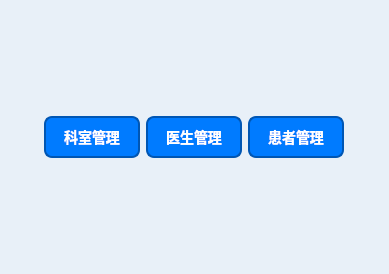
Old version of the form AppHospital/welcomeview.ui in the repository REI1208/Qt_work_code.
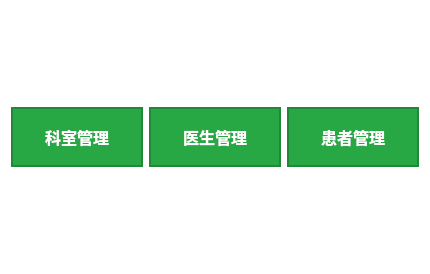
New version of the form.

```diff
--- a/AppHospital/welcomeview.ui
+++ b/AppHospital/welcomeview.ui
@@ -16,20 +16,18 @@
   <property name="styleSheet">
    <string notr="true">/* 整个窗口背景 */
 QWidget {
-    background-color: #E8F0F8; /* 浅蓝色背景，给人平静感 */
+    background-color: #FFFFFF; /* 白色背景，简洁清新 */
 }
 
 /* 按钮样式 */
 QPushButton {
-    background-color: #007BFF; /* 按钮背景颜色 */
-    color: white;  /* 按钮文字颜色 */
-    border: 2px solid #0056B3; /* 按钮边框 */
-    border-radius: 8px; /* 按钮圆角 */
-    font-size: 14px;  /* 字体大小调整为14px，避免按钮过大 */
+    background-color: #28A745; /* 绿色按钮 */
+    color: white;  /* 按钮文字颜色为白色 */
+    border: 2px solid #218838; /* 按钮边框颜色 */
+    font-size: 16px;  /* 字体大小 */
     padding: 8px 16px; /* 按钮内边距 */
-    min-width: 60px;  /* 最小宽度为100px */
-    min-height: 20px;  /* 最小高度为40px */
-    transition: background-color 0.3s, transform 0.1s; /* 添加平滑过渡效果 */
+    min-width: 96px;  /* 最小宽度 */
+    min-height: 40px;  /* 最小高度 */
 }
 
 /* 按钮悬停样式 */
@@ -44,16 +42,12 @@
     transform: scale(1); /* 按下时去掉放大效果 */
 }
 
-/* 按钮图标样式 */
+/* 按钮文字加粗 */
 QPushButton {
     text-align: center;
-    font-weight: bold;  /* 按钮文字加粗 */
+    font-weight: bold;
 }
 
-/* 按钮悬停时添加阴影 */
-QPushButton:hover {
-    box-shadow: 0px 5px 15px rgba(0, 0, 0, 0.1); /* 按钮悬停时加入柔和的阴影 */
-}
 
 /* 处理布局的间距 */
 QSpacerItem {
@@ -112,15 +106,6 @@
          <height>40</height>
         </size>
        </property>
-       <property name="sizeIncrement">
-        <size>
-         <width>50</width>
-         <height>50</height>
-        </size>
-       </property>
-       <property name="styleSheet">
-        <string notr="true"/>
-       </property>
        <property name="text">
         <string>科室管理</string>
        </property>
```
Left out of the diff: 16 changed lines with no effect on the pictures.
